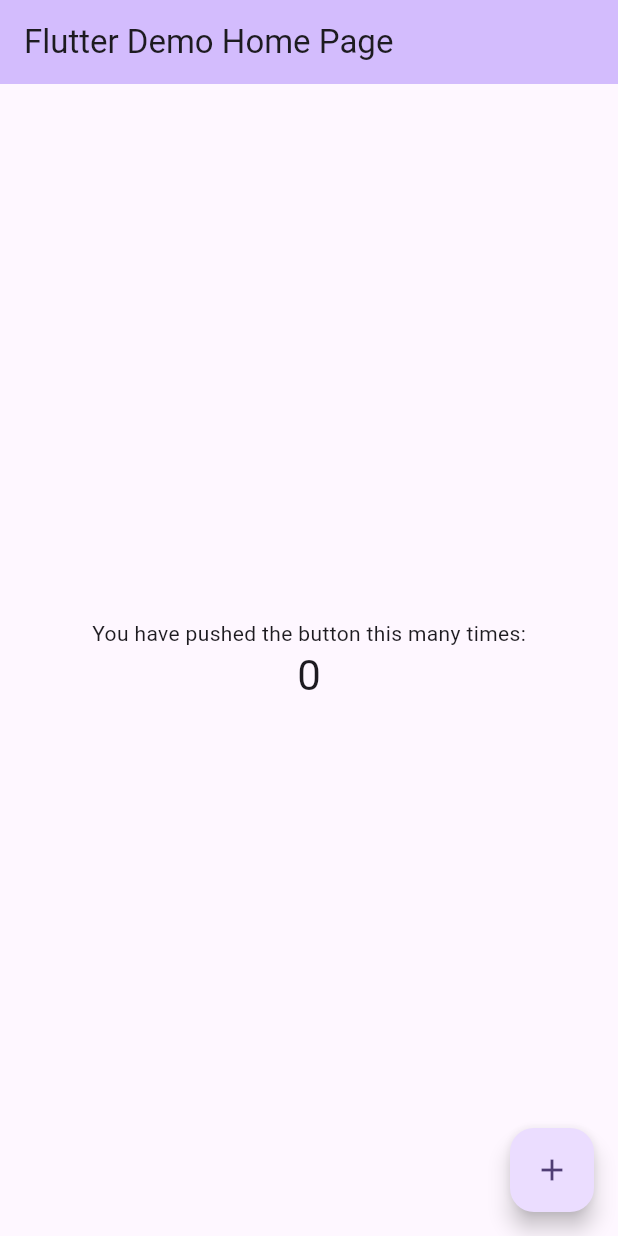
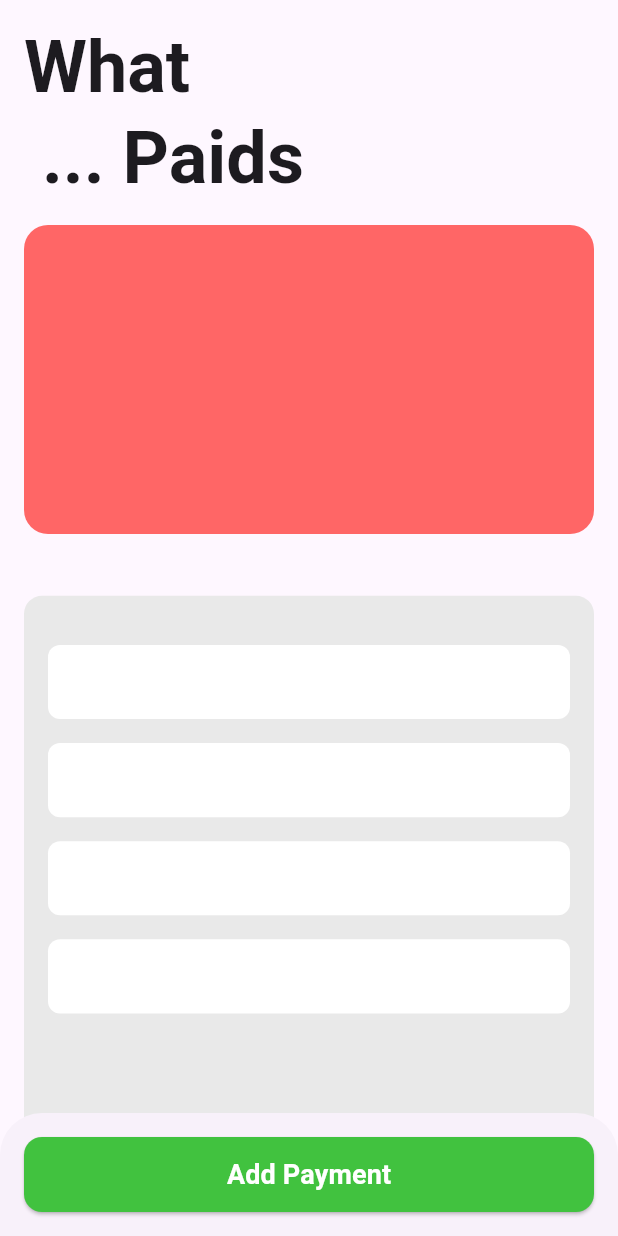
Before and after one commit to bakicpp/debit-notes, a Flutter app: the screen it shows after launch, on a phone screen of 412 x 824 dp. Run offline on Flutter 3.47's test engine with Material 3 defaults, Android fonts, the phone set to English and light mode, and no system bars; our stand-ins replace google_fonts; Roboto replaces fonts that are missing (Prompt).

Commit message:
homepage and card detail page ui coded.

```diff
--- /dev/null
+++ b/debit_notes/lib/constants/colors.dart
@@ -0,0 +1,14 @@
+import 'package:flutter/material.dart';
+
+class Colors {
+  static const Color primaryColor = Color(0xFF6200EE);
+  static const Color secondaryColor = Color(0xFF03DAC5);
+  static const Color backgroundColor = Color(0xFFF5F5F5);
+  static const Color textColor = Color(0xFF333333);
+}
+
+class CardColors {
+  static const Color red = Color(0xffFF6666);
+  static const Color pink = Color(0xffCE66FF);
+  static const Color green = Color(0xff58E16E);
+}
--- a/debit_notes/lib/main.dart
+++ b/debit_notes/lib/main.dart
@@ -1,3 +1,5 @@
+import 'package:debit_notes/pages/card_pages/first_card_page.dart';
+import 'package:debit_notes/pages/homepage.dart';
 import 'package:flutter/material.dart';
 
 void main() {
@@ -6,120 +8,15 @@
 
 class MyApp extends StatelessWidget {
   const MyApp({super.key});
-
-  // This widget is the root of your application.
   @override
   Widget build(BuildContext context) {
     return MaterialApp(
-      title: 'Flutter Demo',
+      debugShowCheckedModeBanner: false,
       theme: ThemeData(
-        // This is the theme of your application.
-        //
-        // TRY THIS: Try running your application with "flutter run". You'll see
-        // the application has a purple toolbar. Then, without quitting the app,
-        // try changing the seedColor in the colorScheme below to Colors.green
-        // and then invoke "hot reload" (save your changes or press the "hot
-        // reload" button in a Flutter-supported IDE, or press "r" if you used
-        // the command line to start the app).
-        //
-        // Notice that the counter didn't reset back to zero; the application
-        // state is not lost during the reload. To reset the state, use hot
-        // restart instead.
-        //
-        // This works for code too, not just values: Most code changes can be
-        // tested with just a hot reload.
         colorScheme: ColorScheme.fromSeed(seedColor: Colors.deepPurple),
         useMaterial3: true,
       ),
-      home: const MyHomePage(title: 'Flutter Demo Home Page'),
+      home: const FirstCardPage(),
     );
   }
 }
-
-class MyHomePage extends StatefulWidget {
-  const MyHomePage({super.key, required this.title});
-
-  // This widget is the home page of your application. It is stateful, meaning
-  // that it has a State object (defined below) that contains fields that affect
-  // how it looks.
-
-  // This class is the configuration for the state. It holds the values (in this
-  // case the title) provided by the parent (in this case the App widget) and
-  // used by the build method of the State. Fields in a Widget subclass are
-  // always marked "final".
-
-  final String title;
-
-  @override
-  State<MyHomePage> createState() => _MyHomePageState();
-}
-
-class _MyHomePageState extends State<MyHomePage> {
-  int _counter = 0;
-
-  void _incrementCounter() {
-    setState(() {
-      // This call to setState tells the Flutter framework that something has
-      // changed in this State, which causes it to rerun the build method below
-      // so that the display can reflect the updated values. If we changed
-      // _counter without calling setState(), then the build method would not be
-      // called again, and so nothing would appear to happen.
-      _counter++;
-    });
-  }
-
-  @override
-  Widget build(BuildContext context) {
-    // This method is rerun every time setState is called, for instance as done
-    // by the _incrementCounter method above.
-    //
-    // The Flutter framework has been optimized to make rerunning build methods
-    // fast, so that you can just rebuild anything that needs updating rather
-    // than having to individually change instances of widgets.
-    return Scaffold(
-      appBar: AppBar(
-        // TRY THIS: Try changing the color here to a specific color (to
-        // Colors.amber, perhaps?) and trigger a hot reload to see the AppBar
-        // change color while the other colors stay the same.
-        backgroundColor: Theme.of(context).colorScheme.inversePrimary,
-        // Here we take the value from the MyHomePage object that was created by
-        // the App.build method, and use it to set our appbar title.
-        title: Text(widget.title),
-      ),
-      body: Center(
-        // Center is a layout widget. It takes a single child and positions it
-        // in the middle of the parent.
-        child: Column(
-          // Column is also a layout widget. It takes a list of children and
-          // arranges them vertically. By default, it sizes itself to fit its
-          // children horizontally, and tries to be as tall as its parent.
-          //
-          // Column has various properties to control how it sizes itself and
-          // how it positions its children. Here we use mainAxisAlignment to
-          // center the children vertically; the main axis here is the vertical
-          // axis because Columns are vertical (the cross axis would be
-          // horizontal).
-          //
-          // TRY THIS: Invoke "debug painting" (choose the "Toggle Debug Paint"
-          // action in the IDE, or press "p" in the console), to see the
-          // wireframe for each widget.
-          mainAxisAlignment: MainAxisAlignment.center,
-          children: <Widget>[
-            const Text(
-              'You have pushed the button this many times:',
-            ),
-            Text(
-              '$_counter',
-              style: Theme.of(context).textTheme.headlineMedium,
-            ),
-          ],
-        ),
-      ),
-      floatingActionButton: FloatingActionButton(
-        onPressed: _incrementCounter,
-        tooltip: 'Increment',
-        child: const Icon(Icons.add),
-      ), // This trailing comma makes auto-formatting nicer for build methods.
-    );
-  }
-}
--- /dev/null
+++ b/debit_notes/lib/pages/card_pages/first_card_page.dart
@@ -0,0 +1,119 @@
+import 'package:debit_notes/constants/colors.dart';
+import 'package:flutter/material.dart';
+import 'package:google_fonts/google_fonts.dart';
+
+class FirstCardPage extends StatefulWidget {
+  const FirstCardPage({super.key});
+
+  @override
+  State<FirstCardPage> createState() => _FirstCardPageState();
+}
+
+class _FirstCardPageState extends State<FirstCardPage> {
+  @override
+  Widget build(BuildContext context) {
+    var pageWidth = MediaQuery.of(context).size.width;
+    var pageHeight = MediaQuery.of(context).size.height;
+    return Scaffold(
+      bottomSheet: Padding(
+        padding: const EdgeInsets.symmetric(horizontal: 16.0, vertical: 16.0),
+        child: Container(
+          height: 50,
+          width: double.infinity,
+          child: ElevatedButton(
+            style: ElevatedButton.styleFrom(
+              primary: Color(0xff41C23F),
+              shape: RoundedRectangleBorder(
+                borderRadius: BorderRadius.circular(12),
+              ),
+            ),
+            onPressed: () {
+              // Add your button's functionality here
+            },
+            child: Text(
+              'Add Payment',
+              style: GoogleFonts.prompt(
+                  color: Color(0xffFFFFFF),
+                  fontSize: 18,
+                  fontWeight: FontWeight.w600),
+            ),
+          ),
+        ),
+      ),
+      appBar: AppBar(
+        toolbarHeight: 150,
+        title: Text(
+          "What\n ... Paids",
+          style: GoogleFonts.prompt(fontSize: 48, fontWeight: FontWeight.w700),
+        ),
+      ),
+      body: Padding(
+        padding: EdgeInsets.symmetric(horizontal: 16.0),
+        child: SingleChildScrollView(
+          physics: const BouncingScrollPhysics(),
+          child: Column(
+            children: [
+              card1(pageWidth, pageHeight),
+              SizedBox(
+                height: pageHeight * 0.05,
+              ),
+              debitListBackground(pageWidth, pageHeight),
+            ],
+          ),
+        ),
+      ),
+    );
+  }
+
+  Container debitListBackground(double pageWidth, double pageHeight) {
+    return Container(
+      width: pageWidth,
+      height: pageHeight * 0.5,
+      decoration: BoxDecoration(
+          borderRadius: BorderRadius.circular(12), color: Color(0xffE9E9E9)),
+      child: Padding(
+        padding: const EdgeInsets.symmetric(horizontal: 16.0),
+        child: Column(
+          children: [
+            SizedBox(
+              height: pageHeight * 0.03,
+            ),
+            debitList(pageHeight, pageWidth),
+          ],
+        ),
+      ),
+    );
+  }
+
+  SizedBox debitList(double pageHeight, double pageWidth) {
+    return SizedBox(
+      height: pageHeight * 0.43,
+      child: ListView.builder(
+        itemCount: 4,
+        itemBuilder: (context, index) {
+          return debitListCard(pageWidth, pageHeight);
+        },
+      ),
+    );
+  }
+
+  Container debitListCard(double pageWidth, double pageHeight) {
+    return Container(
+      margin: EdgeInsets.symmetric(vertical: 8),
+      width: pageWidth,
+      height: pageHeight * 0.06,
+      decoration: BoxDecoration(
+          borderRadius: BorderRadius.circular(8),
+          color: Color.fromARGB(255, 255, 255, 255)),
+    );
+  }
+}
+
+Container card1(double pageWidth, double pageHeight) {
+  return Container(
+    width: pageWidth,
+    height: pageHeight * 0.25,
+    decoration: BoxDecoration(
+        borderRadius: BorderRadius.circular(16), color: CardColors.red),
+  );
+}
--- a/debit_notes/pubspec.yaml
+++ b/debit_notes/pubspec.yaml
@@ -35,6 +35,7 @@ dependencies:
   # The following adds the Cupertino Icons font to your application.
   # Use with the CupertinoIcons class for iOS style icons.
   cupertino_icons: ^1.0.2
+  google_fonts: ^6.1.0
 
 dev_dependencies:
   flutter_test:
```
Also changed, not shown: debit_notes/lib/pages/homepage.dart (added, +91 -0 lines), debit_notes/pubspec.lock, 1 other file.
